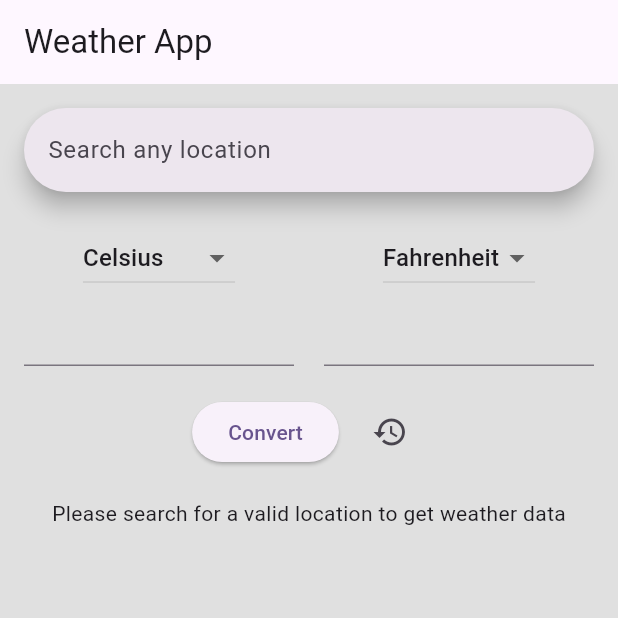
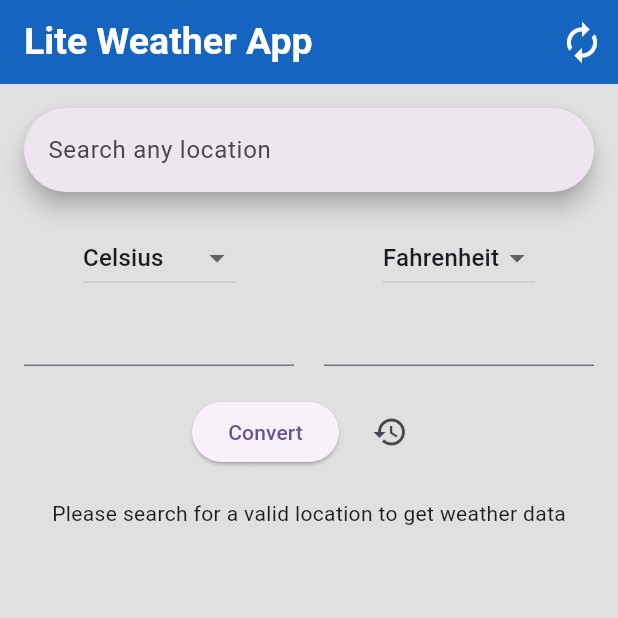
Before and after one commit to ayadeleke/temp_converter, a Flutter app: the screen it shows after launch, on a phone screen of 412 x 824 dp, the top half of it. Run offline on Flutter 3.47's test engine with Material 3 defaults, Android fonts, the phone set to English and light mode, and no system bars.

```diff
--- a/lib/homepage.dart
+++ b/lib/homepage.dart
@@ -24,7 +24,26 @@ class _HomePageState extends State<HomePage> {
     return SafeArea(
       child: Scaffold(
         appBar: AppBar(
-          title: Text("Weather App"),
+          title: Text("Lite Weather App",
+              style: TextStyle(
+                  color: Colors.white,
+                  fontSize: 25,
+                  fontWeight: FontWeight.bold)),
+          backgroundColor: Colors.blue.shade800,
+          actions: [
+            IconButton(
+              iconSize: 30,
+              color: Colors.white,
+              tooltip: 'swap units',
+              splashRadius: 20,
+              icon: Icon(Icons.autorenew),
+              onPressed: () {
+                setState(() {
+                  isCelsius = !isCelsius;
+                });
+              },
+            ),
+          ],
         ),
         body: Container(
           color: Colors.grey.shade300,
```
